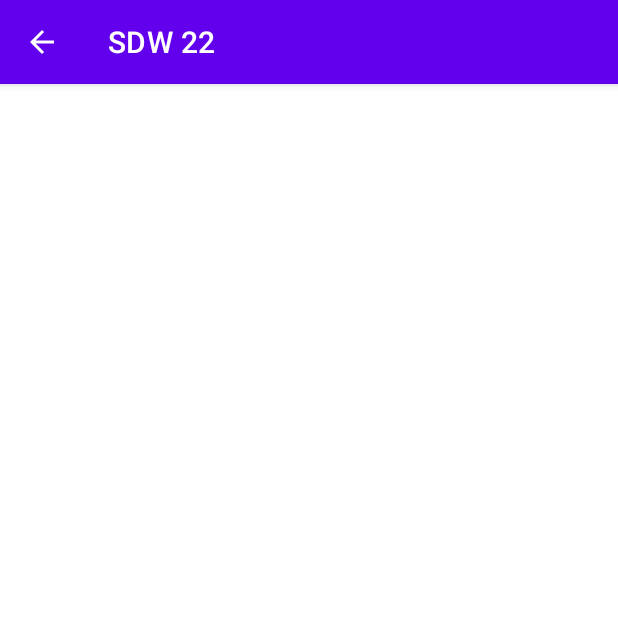
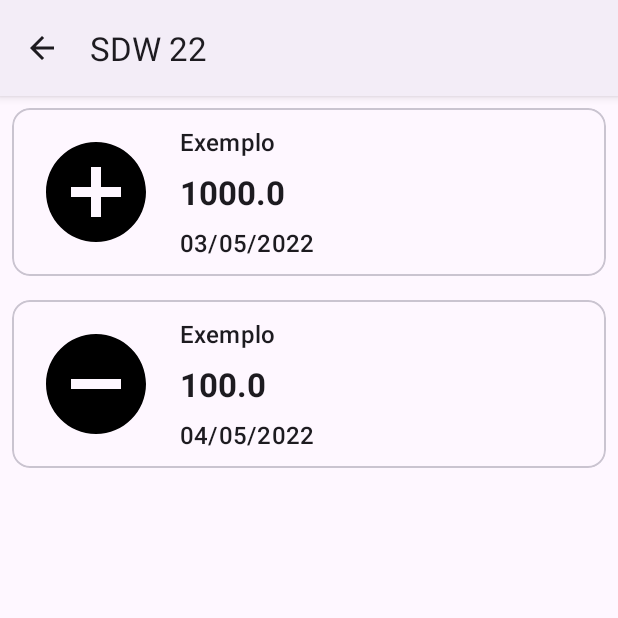
Before and after one commit to EduKepczynski/bankline-android, an Android app: the BankStatementActivity screen opened directly, with no data from a screen before it, on a phone screen of 412 x 824 dp, the top half of it. Run offline under Robolectric (Android 15) with nearby library versions, the phone set to English and light mode, and no system bars.

Commit message:
Implementa UI IX MAterial Design 3

```diff
--- a/app/build.gradle
+++ b/app/build.gradle
@@ -45,6 +45,8 @@ dependencies {
     implementation 'androidx.appcompat:appcompat:1.4.1'
     implementation 'com.google.android.material:material:1.5.0'
     implementation 'androidx.constraintlayout:constraintlayout:2.1.3'
+    // Additional dependencies AndroidX
+    implementation 'androidx.swiperefreshlayout:swiperefreshlayout:1.1.0'
     testImplementation 'junit:junit:4.13.2'
     androidTestImplementation 'androidx.test.ext:junit:1.1.3'
     androidTestImplementation 'androidx.test.espresso:espresso-core:3.4.0'
--- a/app/src/main/AndroidManifest.xml
+++ b/app/src/main/AndroidManifest.xml
@@ -8,7 +8,7 @@
         android:label="@string/app_name"
         android:roundIcon="@mipmap/ic_launcher_round"
         android:supportsRtl="true"
-        android:theme="@style/Theme.Banklineandroid">
+        android:theme="@style/AppTheme">
         <activity
             android:name=".ui.welcome.WelcomeActivity"
             android:exported="true">
--- a/app/src/main/java/dev/week/bankline/ui/statement/BankStatementActivity.kt
+++ b/app/src/main/java/dev/week/bankline/ui/statement/BankStatementActivity.kt
@@ -3,10 +3,13 @@ package dev.week.bankline.ui.statement
 import androidx.appcompat.app.AppCompatActivity
 import android.os.Bundle
 import android.util.Log
+import androidx.recyclerview.widget.LinearLayoutManager
 //import dev.week.bankline.R
 import dev.week.bankline.databinding.ActivityBankStatementBinding
 import dev.week.bankline.databinding.ActivityWelcomeBinding
 import dev.week.bankline.domain.Correntista
+import dev.week.bankline.domain.Movimentacao
+import dev.week.bankline.domain.TipoMovimentacao
 
 class BankStatementActivity : AppCompatActivity() {
 
@@ -26,6 +29,19 @@ class BankStatementActivity : AppCompatActivity() {
         super.onCreate(savedInstanceState)
         setContentView(binding.root)
 
-        Log.d("TESTE", "Chegou o ID: ${accountHolder}")
+        binding.rvBankStatement.layoutManager = LinearLayoutManager(this)
+
+        findBankStatement()
+
+
+    }
+
+    private fun findBankStatement() {
+        val dataSet = ArrayList<Movimentacao>()
+        dataSet.add(Movimentacao(1, "03/05/2022","Exemplo", 1000.00, TipoMovimentacao.RECEITA, 1))
+        dataSet.add(Movimentacao(1, "04/05/2022","Exemplo", 100.00, TipoMovimentacao.DESPESA, 1))
+
+        binding.rvBankStatement.adapter = BankStatementAdapter(dataSet)
+
     }
 }
--- /dev/null
+++ b/app/src/main/java/dev/week/bankline/ui/statement/BankStatementAdapter.kt
@@ -0,0 +1,40 @@
+package dev.week.bankline.ui.statement
+
+import android.view.LayoutInflater
+import android.view.ViewGroup
+import androidx.recyclerview.widget.RecyclerView
+import dev.week.bankline.R
+import dev.week.bankline.databinding.BankStatementItemBinding
+import dev.week.bankline.domain.Movimentacao
+import dev.week.bankline.domain.TipoMovimentacao
+
+/**
+ * Reference: https://developer.android.com/guide/topics/ui/layout/recyclerview?hl=pt-br#kotlin
+ */
+class BankStatementAdapter(private val dataSet: List<Movimentacao>) : RecyclerView.Adapter<BankStatementAdapter.ViewHolder>() {
+
+    class ViewHolder(private val binding: BankStatementItemBinding) : RecyclerView.ViewHolder(binding.root) {
+
+        fun bind(item: Movimentacao) = with(binding) {
+            tvDescription.text = item.descricao
+            tvValue.text = item.valor.toString()
+            tvDatetime.text = item.dataHora
+
+            val typeIcon = if (TipoMovimentacao.RECEITA == item.tipo) R.drawable.ic_money_in else R.drawable.ic_money_out
+            ivIcon.setImageResource(typeIcon)
+
+        }
+    }
+
+    override fun onCreateViewHolder(parent: ViewGroup, viewType: Int): ViewHolder {
+        val binding = BankStatementItemBinding.inflate(LayoutInflater.from(parent.context), parent, false)
+        return ViewHolder(binding)
+    }
+
+    override fun onBindViewHolder(viewHolder: ViewHolder, position: Int) {
+        val item = dataSet[position]
+        viewHolder.bind(item)
+    }
+
+    override fun getItemCount() = dataSet.size
+}
--- /dev/null
+++ b/app/src/main/res/drawable/ic_money_in.xml
@@ -0,0 +1,5 @@
+<vector android:height="24dp" android:tint="#000000"
+    android:viewportHeight="24" android:viewportWidth="24"
+    android:width="24dp" xmlns:android="http://schemas.android.com/apk/res/android">
+    <path android:fillColor="@android:color/white" android:pathData="M12,2C6.48,2 2,6.48 2,12s4.48,10 10,10 10,-4.48 10,-10S17.52,2 12,2zM17,13h-4v4h-2v-4L7,13v-2h4L11,7h2v4h4v2z"/>
+</vector>
--- /dev/null
+++ b/app/src/main/res/drawable/ic_money_out.xml
@@ -0,0 +1,5 @@
+<vector android:height="24dp" android:tint="#000000"
+    android:viewportHeight="24" android:viewportWidth="24"
+    android:width="24dp" xmlns:android="http://schemas.android.com/apk/res/android">
+    <path android:fillColor="@android:color/white" android:pathData="M12,2C6.48,2 2,6.48 2,12s4.48,10 10,10 10,-4.48 10,-10S17.52,2 12,2zM17,13L7,13v-2h10v2z"/>
+</vector>
--- a/app/src/main/res/layout/activity_bank_statement.xml
+++ b/app/src/main/res/layout/activity_bank_statement.xml
@@ -6,4 +6,22 @@
     android:layout_height="match_parent"
     tools:context=".ui.statement.BankStatementActivity">
 
+    <!-- Reference: https://developer.android.com/jetpack/androidx/releases/swiperefreshlayout?hl=pt-br -->
+    <androidx.swiperefreshlayout.widget.SwipeRefreshLayout
+        android:id="@+id/srlBankStatement"
+        android:layout_width="0dp"
+        android:layout_height="0dp"
+        app:layout_constraintBottom_toBottomOf="parent"
+        app:layout_constraintEnd_toEndOf="parent"
+        app:layout_constraintStart_toStartOf="parent"
+        app:layout_constraintTop_toTopOf="parent">
+
+        <androidx.recyclerview.widget.RecyclerView
+            android:id="@+id/rvBankStatement"
+            android:layout_width="match_parent"
+            android:layout_height="match_parent"
+            tools:listitem="@layout/bank_statement_item" />
+
+    </androidx.swiperefreshlayout.widget.SwipeRefreshLayout>
+
 </androidx.constraintlayout.widget.ConstraintLayout>
--- a/app/src/main/res/layout/activity_welcome.xml
+++ b/app/src/main/res/layout/activity_welcome.xml
@@ -14,23 +14,30 @@
         android:layout_marginTop="32dp"
         android:layout_marginRight="@dimen/margin_default"
         android:text="@string/txt_welcome"
-        app:layout_constraintHorizontal_bias="0.0"
         app:layout_constraintLeft_toLeftOf="parent"
         app:layout_constraintRight_toRightOf="parent"
         app:layout_constraintTop_toTopOf="parent" />
 
-    <EditText
-        android:id="@+id/etAccountHolderId"
+    <!-- Reference: https://material.io/components/text-fields/android -->
+    <com.google.android.material.textfield.TextInputLayout
+        android:id="@+id/tilAccountHolderId"
         android:layout_width="0dp"
         android:layout_height="wrap_content"
         android:layout_marginStart="@dimen/margin_default"
         android:layout_marginTop="@dimen/margin_default"
         android:layout_marginEnd="@dimen/margin_default"
-        android:ems="10"
-        android:inputType="number"
+        android:hint="@string/txt_account_holder_id"
         app:layout_constraintEnd_toEndOf="parent"
         app:layout_constraintStart_toStartOf="parent"
-        app:layout_constraintTop_toBottomOf="@+id/tvWelcome" />
+        app:layout_constraintTop_toBottomOf="@+id/tvWelcome">
+
+        <com.google.android.material.textfield.TextInputEditText
+            android:id="@+id/etAccountHolderId"
+            android:layout_width="match_parent"
+            android:layout_height="wrap_content"
+            android:inputType="number" />
+
+    </com.google.android.material.textfield.TextInputLayout>
 
     <Button
         android:id="@+id/btContinue"
@@ -42,6 +49,6 @@
         android:text="@string/txt_continue"
         app:layout_constraintEnd_toEndOf="parent"
         app:layout_constraintStart_toStartOf="parent"
-        app:layout_constraintTop_toBottomOf="@+id/etAccountHolderId" />
+        app:layout_constraintTop_toBottomOf="@+id/tilAccountHolderId" />
 
 </androidx.constraintlayout.widget.ConstraintLayout>
--- /dev/null
+++ b/app/src/main/res/layout/bank_statement_item.xml
@@ -0,0 +1,65 @@
+<?xml version="1.0" encoding="utf-8"?>
+<com.google.android.material.card.MaterialCardView xmlns:android="http://schemas.android.com/apk/res/android"
+    xmlns:app="http://schemas.android.com/apk/res-auto"
+    xmlns:tools="http://schemas.android.com/tools"
+    android:layout_width="match_parent"
+    android:layout_height="wrap_content"
+    android:layout_margin="@dimen/margin_half_default">
+
+    <androidx.constraintlayout.widget.ConstraintLayout
+        android:layout_width="match_parent"
+        android:layout_height="match_parent">
+
+        <ImageView
+            android:id="@+id/ivIcon"
+            android:layout_width="80dp"
+            android:layout_height="80dp"
+            android:layout_margin="@dimen/margin_default"
+            app:layout_constraintBottom_toBottomOf="parent"
+            app:layout_constraintStart_toStartOf="parent"
+            app:layout_constraintTop_toTopOf="parent"
+            tools:src="@drawable/ic_money_in" />
+
+        <TextView
+            android:id="@+id/tvDescription"
+            android:layout_width="0dp"
+            android:layout_height="wrap_content"
+            android:layout_marginStart="@dimen/margin_default"
+            android:layout_marginEnd="@dimen/margin_default"
+            android:layout_marginBottom="@dimen/margin_half_default"
+            android:textAppearance="@style/TextAppearance.Material3.TitleMedium"
+            app:layout_constraintBottom_toTopOf="@+id/tvValue"
+            app:layout_constraintEnd_toEndOf="parent"
+            app:layout_constraintStart_toEndOf="@+id/ivIcon"
+            tools:text="Meu Primeiro Salário" />
+
+        <TextView
+            android:id="@+id/tvValue"
+            android:layout_width="0dp"
+            android:layout_height="wrap_content"
+            android:layout_marginStart="@dimen/margin_default"
+            android:layout_marginEnd="@dimen/margin_default"
+            android:textAppearance="@style/TextAppearance.Material3.TitleLarge"
+            android:textStyle="bold"
+            app:layout_constraintBottom_toBottomOf="@+id/ivIcon"
+            app:layout_constraintEnd_toEndOf="parent"
+            app:layout_constraintStart_toEndOf="@+id/ivIcon"
+            app:layout_constraintTop_toTopOf="@+id/ivIcon"
+            tools:text="1500.00" />
+
+        <TextView
+            android:id="@+id/tvDatetime"
+            android:layout_width="0dp"
+            android:layout_height="wrap_content"
+            android:layout_marginStart="@dimen/margin_default"
+            android:layout_marginTop="@dimen/margin_half_default"
+            android:layout_marginEnd="@dimen/margin_default"
+            android:textAppearance="@style/TextAppearance.Material3.TitleMedium"
+            app:layout_constraintEnd_toEndOf="parent"
+            app:layout_constraintStart_toEndOf="@+id/ivIcon"
+            app:layout_constraintTop_toBottomOf="@+id/tvValue"
+            tools:text="01/05/2022 21:24:55" />
+
+    </androidx.constraintlayout.widget.ConstraintLayout>
+
+</com.google.android.material.card.MaterialCardView>
--- a/app/src/main/res/values-night/themes.xml
+++ b/app/src/main/res/values-night/themes.xml
@@ -1,16 +1,29 @@
+<!--
 <resources xmlns:tools="http://schemas.android.com/tools">
-    <!-- Base application theme. -->
+    &lt;!&ndash; Base application theme. &ndash;&gt;
     <style name="Theme.Banklineandroid" parent="Theme.MaterialComponents.DayNight.DarkActionBar">
-        <!-- Primary brand color. -->
+        &lt;!&ndash; Primary brand color. &ndash;&gt;
         <item name="colorPrimary">@color/purple_200</item>
         <item name="colorPrimaryVariant">@color/purple_700</item>
         <item name="colorOnPrimary">@color/black</item>
-        <!-- Secondary brand color. -->
+        &lt;!&ndash; Secondary brand color. &ndash;&gt;
         <item name="colorSecondary">@color/teal_200</item>
         <item name="colorSecondaryVariant">@color/teal_200</item>
         <item name="colorOnSecondary">@color/black</item>
-        <!-- Status bar color. -->
+        &lt;!&ndash; Status bar color. &ndash;&gt;
         <item name="android:statusBarColor" tools:targetApi="l">?attr/colorPrimaryVariant</item>
-        <!-- Customize your theme here. -->
+        &lt;!&ndash; Customize your theme here. &ndash;&gt;
     </style>
+</resources>-->
+<resources xmlns:tools="http://schemas.android.com/tools">
+    <!-- Base application theme. -->
+    <!-- https://m3.material.io/libraries/mdc-android/getting-started -->
+    <style name="AppTheme" parent="Theme.Material3.Dark">
+        <!-- https://m3.material.io/libraries/mdc-android/color-theming -->
+        <item name="colorPrimary">@color/primary_200</item>
+        <item name="colorPrimaryContainer">@color/primary_700</item>
+        <item name="colorOnPrimaryContainer">@color/primary_100</item>
+        <item name="colorPrimaryInverse">@color/primary_600</item>
+    </style>
+    <!-- Interesting alternative to Material 3: https://material-foundation.github.io/material-theme-builder -->
 </resources>
--- a/app/src/main/res/values/colors.xml
+++ b/app/src/main/res/values/colors.xml
@@ -1,10 +1,9 @@
 <?xml version="1.0" encoding="utf-8"?>
 <resources>
-    <color name="purple_200">#FFBB86FC</color>
-    <color name="purple_500">#FF6200EE</color>
-    <color name="purple_700">#FF3700B3</color>
-    <color name="teal_200">#FF03DAC5</color>
-    <color name="teal_700">#FF018786</color>
-    <color name="black">#FF000000</color>
-    <color name="white">#FFFFFFFF</color>
+    <!-- Reference: https://material.io/resources/color -->
+    <color name="primary_100">#ffcdd2</color>
+    <color name="primary_200">#ef9a9a</color>
+    <color name="primary_600">#e53935</color>
+    <color name="primary_700">#d32f2f</color>
+    <color name="primary_900">#b71c1c</color>
 </resources>
--- a/app/src/main/res/values/strings.xml
+++ b/app/src/main/res/values/strings.xml
@@ -2,4 +2,5 @@
     <string name="app_name" translatable="false">SDW 22</string>
     <string name="txt_continue">Continue</string>
     <string name="txt_welcome">Hello, welcome to Santander Dev Week! Enter an Account Holder ID to view your bank statement:</string>
+    <string name="txt_account_holder_id">Account Holder ID</string>
 </resources>
--- a/app/src/main/res/values/themes.xml
+++ b/app/src/main/res/values/themes.xml
@@ -1,16 +1,29 @@
+<!--
 <resources xmlns:tools="http://schemas.android.com/tools">
-    <!-- Base application theme. -->
+    &lt;!&ndash; Base application theme. &ndash;&gt;
     <style name="Theme.Banklineandroid" parent="Theme.MaterialComponents.DayNight.DarkActionBar">
-        <!-- Primary brand color. -->
+        &lt;!&ndash; Primary brand color. &ndash;&gt;
         <item name="colorPrimary">@color/purple_500</item>
         <item name="colorPrimaryVariant">@color/purple_700</item>
         <item name="colorOnPrimary">@color/white</item>
-        <!-- Secondary brand color. -->
+        &lt;!&ndash; Secondary brand color. &ndash;&gt;
         <item name="colorSecondary">@color/teal_200</item>
         <item name="colorSecondaryVariant">@color/teal_700</item>
         <item name="colorOnSecondary">@color/black</item>
-        <!-- Status bar color. -->
+        &lt;!&ndash; Status bar color. &ndash;&gt;
         <item name="android:statusBarColor" tools:targetApi="l">?attr/colorPrimaryVariant</item>
-        <!-- Customize your theme here. -->
+        &lt;!&ndash; Customize your theme here. &ndash;&gt;
     </style>
+</resources>-->
+<resources xmlns:tools="http://schemas.android.com/tools">
+    <!-- Base application theme. -->
+    <!-- https://m3.material.io/libraries/mdc-android/getting-started -->
+    <style name="AppTheme" parent="Theme.Material3.Light">
+        <!-- https://m3.material.io/libraries/mdc-android/color-theming -->
+        <item name="colorPrimary">@color/primary_600</item>
+        <item name="colorPrimaryContainer">@color/primary_100</item>
+        <item name="colorOnPrimaryContainer">@color/primary_900</item>
+        <item name="colorPrimaryInverse">@color/primary_200</item>
+    </style>
+    <!-- Interesting alternative to Material 3: https://material-foundation.github.io/material-theme-builder -->
 </resources>
```
Also changed, not shown: 2 other files.
